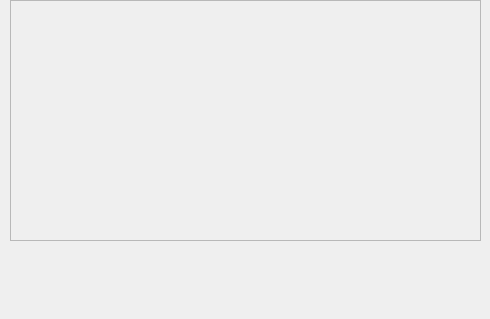
gywcs101/qt_flight_booking_system, file Flight_System/ChangeFlightDialog.ui: the form before one commit.
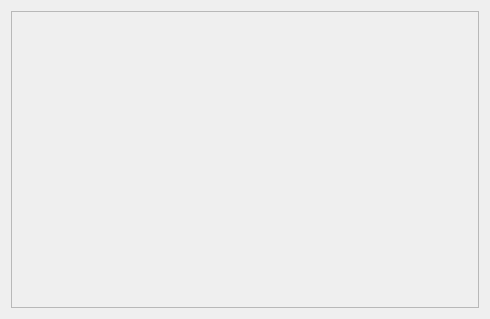
The form after the commit.

The edit to the form file:
```diff
--- a/Flight_System/ChangeFlightDialog.ui
+++ b/Flight_System/ChangeFlightDialog.ui
@@ -13,15 +13,9 @@
   <property name="windowTitle">
    <string>Dialog</string>
   </property>
+  <layout class="QVBoxLayout" name="verticalLayout">
+   <item>
   <widget class="QScrollArea" name="scrollArea">
-   <property name="geometry">
-    <rect>
-     <x>10</x>
-     <y>0</y>
-     <width>471</width>
-     <height>241</height>
-    </rect>
-   </property>
    <property name="widgetResizable">
     <bool>true</bool>
    </property>
@@ -30,12 +24,14 @@
      <rect>
       <x>0</x>
       <y>0</y>
-      <width>469</width>
-      <height>239</height>
+        <width>476</width>
+        <height>305</height>
      </rect>
     </property>
    </widget>
   </widget>
+   </item>
+  </layout>
  </widget>
  <resources/>
  <connections/>
```
Lines whose indentation alone changed are shown as unchanged.
